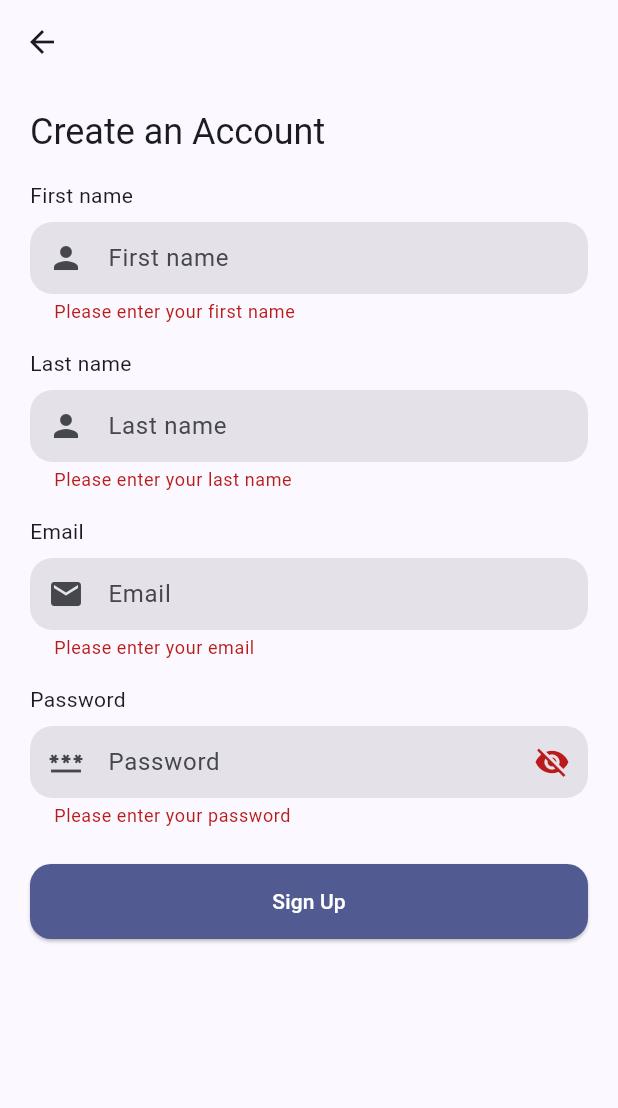
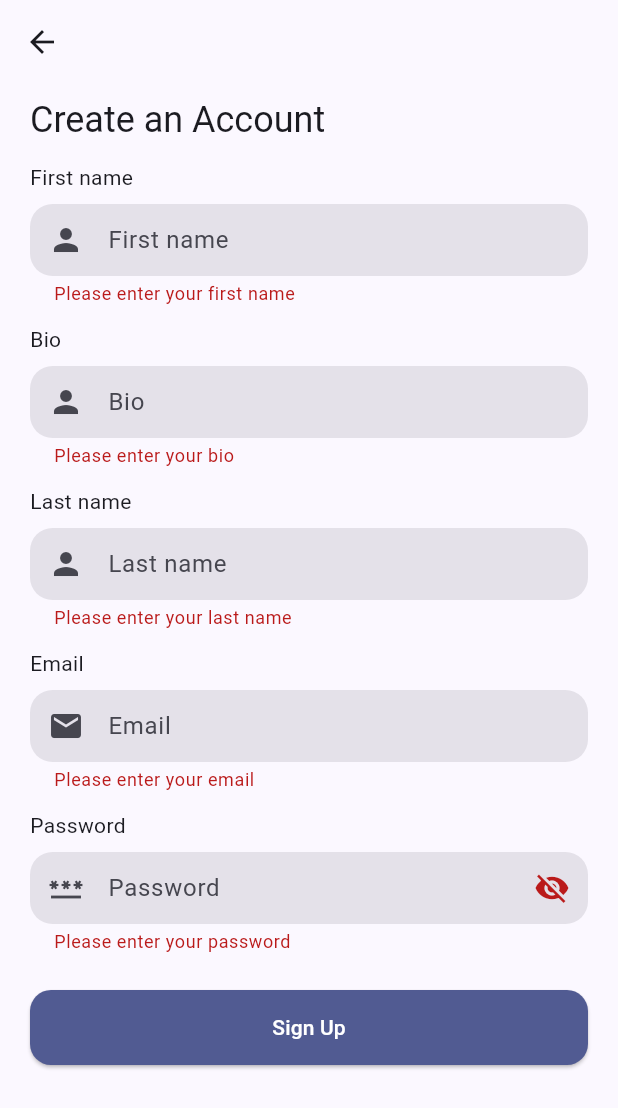
Before and after one commit to moelhewehy7/chatie, a Flutter app: the SignUp screen opened directly, after a tap on "Sign Up", on a phone screen of 412 x 824 dp. Shown: the top 1108 px of the screen. Run offline on Flutter 3.47's test engine with Material 3 defaults, Android fonts, the phone set to English and light mode, and no system bars; our stand-ins replace cached_network_image, cloud_firestore, emoji_picker_flutter, firebase_auth, firebase_core, firebase_storage and 7 more; missing offline and left inert: flex_color_picker; accounts and stored records are empty.

Commit message:
Update spacing and heights in SignUpView layout
Adjust the spacing and heights of elements in the SignUpView layout for better
alignment and visual appeal. Update heights of SizedBox widgets and adjust
spacing for improved UI consistency.

```diff
--- a/lib/features/auth/presentation/views/sign_up_view.dart
+++ b/lib/features/auth/presentation/views/sign_up_view.dart
@@ -44,12 +44,12 @@ class _SignUpState extends State<SignUp> {
             child: ListView(
               padding: const EdgeInsets.symmetric(horizontal: 20),
               children: [
-                const SizedBox(height: 16),
+                const SizedBox(height: 8),
                 Text(
                   "Create an Account",
                   style: Theme.of(context).textTheme.headlineSmall,
                 ),
-                const SizedBox(height: 16),
+                const SizedBox(height: 12),
                 const Text(
                   "First name",
                 ),
@@ -69,7 +69,27 @@ class _SignUpState extends State<SignUp> {
                     return null;
                   },
                 ),
-                const SizedBox(height: 16),
+                const SizedBox(height: 12),
+                const Text(
+                  "Bio",
+                ),
+                const SizedBox(height: 8),
+                TextForm(
+                  borderSide: BorderSide(
+                      color: Theme.of(context).colorScheme.onSurface),
+                  controller: firstNameController,
+                  icon: Icons.person,
+                  hinttext: "Bio",
+                  validator: (data) {
+                    if (data == null || data.isEmpty) {
+                      return 'Please enter your bio ';
+                    } else if (data.length > 5) {
+                      return 'Bio name must be at most 8 characters';
+                    }
+                    return null;
+                  },
+                ),
+                const SizedBox(height: 12),
                 const Text(
                   "Last name",
                 ),
@@ -89,7 +109,7 @@ class _SignUpState extends State<SignUp> {
                     return null;
                   },
                 ),
-                const SizedBox(height: 16),
+                const SizedBox(height: 12),
                 const Text(
                   "Email",
                 ),
@@ -110,7 +130,7 @@ class _SignUpState extends State<SignUp> {
                     return null;
                   },
                 ),
-                const SizedBox(height: 16),
+                const SizedBox(height: 12),
                 const Text(
                   "Password",
                 ),
```
